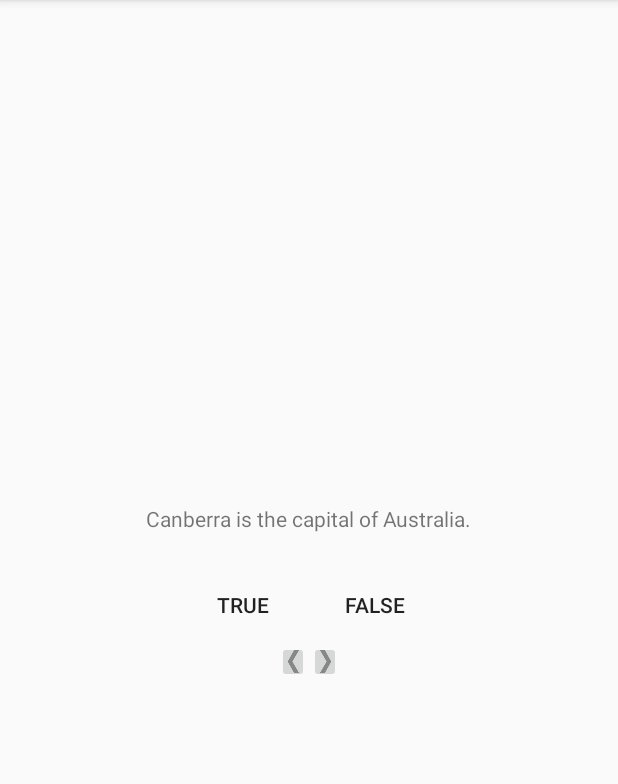
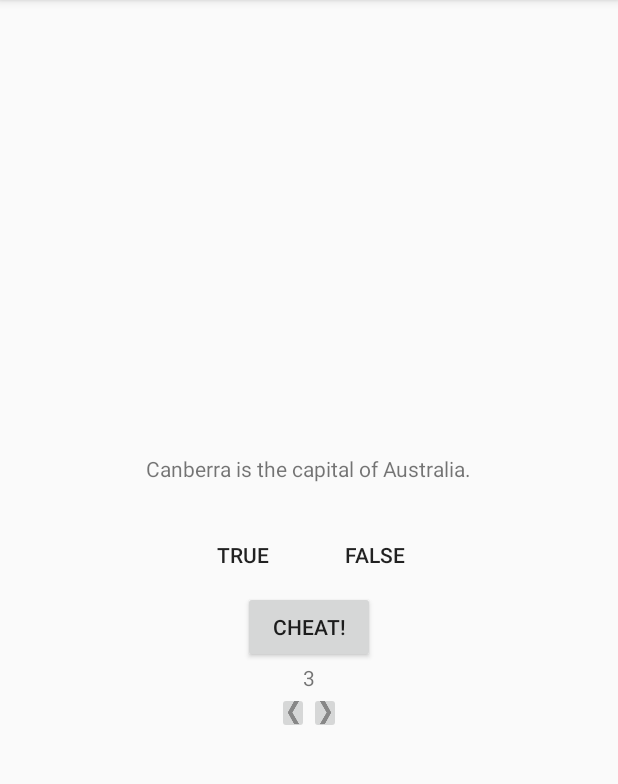
Before and after one commit to plumhly/Android_Ex, an Android app: the screen it shows after launch (QuizActivity), on a phone screen of 412 x 824 dp, the part 84-868 px from its top. Run offline under Robolectric (Android 15) with nearby library versions, the phone set to English and light mode, and no system bars.

Commit message:
完成quiz

```diff
--- a/Quiz/app/src/main/AndroidManifest.xml
+++ b/Quiz/app/src/main/AndroidManifest.xml
@@ -16,6 +16,7 @@
                 <category android:name="android.intent.category.LAUNCHER" />
             </intent-filter>
         </activity>
+        <activity android:name=".CheatActivity"></activity>
     </application>
 
 </manifest>
--- a/Quiz/app/src/main/java/com/example/plum/quiz/QuizActivity.java
+++ b/Quiz/app/src/main/java/com/example/plum/quiz/QuizActivity.java
@@ -1,5 +1,8 @@
 package com.example.plum.quiz;
 
+import android.app.Activity;
+import android.content.Intent;
+import android.support.annotation.Nullable;
 import android.support.v7.app.AppCompatActivity;
 import android.os.Bundle;
 import android.util.Log;
@@ -9,6 +12,9 @@ import android.widget.ImageButton;
 import android.widget.TextView;
 import android.widget.Toast;
 
+import java.util.HashMap;
+import java.util.Map;
+
 import static com.example.plum.quiz.R.layout.activity_quiz;
 
 public class QuizActivity extends AppCompatActivity {
@@ -17,9 +23,16 @@ public class QuizActivity extends AppCompatActivity {
     private Button mFalseButton;
     private ImageButton mNextButton;
     private ImageButton mPreButton;
+    private Button mCheatButton;
+    private TextView mCheatNumberTextView;
+    private boolean mIsCheater;
+    private Integer mCheatNumber = 3;
 
     private static final String TAG = "QuizActivity";
     private static final String KEY_INDEX = "index";
+    private static final String KEY_CHEAT = "cheat";
+    private static final String KEY_CHEAT_NUMBER = "cheat_number";
+    private static final int REQUEST_CODE_CHEAT = 0;
 
     private TextView mQuestionTextView;
 
@@ -32,6 +45,18 @@ public class QuizActivity extends AppCompatActivity {
             new Question(R.string.question_asia, true)
     };
 
+
+//    private Map<Integer, Boolean> mCheatRecord = new HashMap<Integer, Boolean>() {
+//        {
+//            put(R.string.question_australia, false);
+//            put(R.string.question_oceans, false);
+//            put(R.string.question_mideast, false);
+//            put(R.string.question_africa, false);
+//            put(R.string.question_australia, false);
+//            put(R.string.question_asia, false);
+//        }
+//    } ;
+
     private int mCurrentIndex = 0;
 
 
@@ -42,6 +67,8 @@ public class QuizActivity extends AppCompatActivity {
         setContentView(activity_quiz);
         if (savedInstanceState != null) {
             mCurrentIndex = savedInstanceState.getInt(KEY_INDEX);
+            mIsCheater = savedInstanceState.getBoolean(KEY_CHEAT);
+            mCheatNumber = savedInstanceState.getInt(KEY_CHEAT_NUMBER);
         }
 
         mTrueButton = findViewById(R.id.true_button);
@@ -79,6 +106,7 @@ public class QuizActivity extends AppCompatActivity {
             @Override
             public void onClick(View view) {
                 mCurrentIndex = (mCurrentIndex + 1) % mQuestionBank.length;
+                mIsCheater = false;
                 updateQuestion();
                 changeButtonStatus(true);
             }
@@ -96,6 +124,18 @@ public class QuizActivity extends AppCompatActivity {
 
 
         updateQuestion();
+
+        mCheatButton = findViewById(R.id.cheat_button);
+        mCheatButton.setOnClickListener(new View.OnClickListener() {
+            @Override
+            public void onClick(View view) {
+                boolean answer = mQuestionBank[mCurrentIndex].isAnswerTrue();
+                Intent intent = CheatActivity.newIntent(QuizActivity.this, answer);
+                startActivityForResult(intent, REQUEST_CODE_CHEAT);
+            }
+        });
+        mCheatNumberTextView = findViewById(R.id.cheat_number);
+        setCheatInfo();
     }
 
     @Override
@@ -133,6 +173,26 @@ public class QuizActivity extends AppCompatActivity {
         super.onSaveInstanceState(outState);
         Log.d(TAG, "onSaveInstanceState");
         outState.putInt(KEY_INDEX, mCurrentIndex);
+        outState.putSerializable(KEY_CHEAT, mIsCheater);
+        outState.putSerializable(KEY_CHEAT_NUMBER, mCheatNumber);
+    }
+
+    @Override
+    protected void onActivityResult(int requestCode, int resultCode, @Nullable Intent data) {
+        super.onActivityResult(requestCode, resultCode, data);
+        if (resultCode != Activity.RESULT_OK) {
+            return;
+        }
+        if (requestCode == REQUEST_CODE_CHEAT) {
+            if (data == null) {
+                return;
+            }
+            mIsCheater = CheatActivity.wasAnswerShown(data);
+            if (mIsCheater) {
+                mCheatNumber--;
+            }
+            setCheatInfo();
+        }
     }
 
     private void updateQuestion() {
@@ -141,13 +201,22 @@ public class QuizActivity extends AppCompatActivity {
 
     }
 
+    private void setCheatInfo() {
+        mCheatButton.setEnabled(mCheatNumber > 0);
+        mCheatNumberTextView.setText(mCheatNumber.toString());
+    }
+
     private void checkAnswer(boolean userPressedTrue) {
         boolean answerIsTrue = mQuestionBank[mCurrentIndex].isAnswerTrue();
         int messageResId = 0;
-        if (userPressedTrue == answerIsTrue) {
-            messageResId = R.string.correct_toast;
+        if (mIsCheater) {
+            messageResId = R.string.judgment_toast;
         } else {
-            messageResId = R.string.incorrect_toast;
+            if (userPressedTrue == answerIsTrue) {
+                messageResId = R.string.correct_toast;
+            } else {
+                messageResId = R.string.incorrect_toast;
+            }
         }
         Toast.makeText(this, messageResId, Toast.LENGTH_SHORT).show();
         changeButtonStatus(false);
--- a/Quiz/app/src/main/res/layout-land/activity_quiz.xml
+++ b/Quiz/app/src/main/res/layout-land/activity_quiz.xml
@@ -1,5 +1,6 @@
 <?xml version="1.0" encoding="utf-8"?>
 <FrameLayout xmlns:android="http://schemas.android.com/apk/res/android"
+    xmlns:tools="http://schemas.android.com/tools"
     android:layout_width="match_parent"
     android:layout_height="match_parent">
     <TextView
@@ -28,12 +29,25 @@
             android:layout_height="wrap_content"
             android:text="@string/false_button" />
     </LinearLayout>
+    <Button
+        android:id="@+id/cheat_button"
+        android:layout_width="wrap_content"
+        android:layout_height="wrap_content"
+        android:text="@string/cheat_button"
+        android:layout_gravity="bottom|center_horizontal"
+        android:layout_marginBottom="70dp"/>
+    <TextView
+        android:id="@+id/cheat_number"
+        android:layout_width="wrap_content"
+        android:layout_gravity="center_horizontal|bottom"
+        android:layout_height="wrap_content"
+        android:layout_marginBottom="50dp"/>
     <LinearLayout
         android:layout_width="wrap_content"
         android:layout_height="wrap_content"
         android:orientation="horizontal"
         android:layout_gravity="bottom|center_horizontal"
-        android:layout_marginBottom="50dp">
+        android:layout_marginBottom="20dp">
         <ImageButton
             android:layout_width="wrap_content"
             android:layout_height="wrap_content"
--- a/Quiz/app/src/main/res/layout/activity_quiz.xml
+++ b/Quiz/app/src/main/res/layout/activity_quiz.xml
@@ -28,6 +28,15 @@
             android:layout_height="wrap_content"
             android:text="@string/false_button" />
     </LinearLayout>
+    <Button
+        android:id="@+id/cheat_button"
+        android:layout_width="wrap_content"
+        android:layout_height="wrap_content"
+        android:text="@string/cheat_button"/>
+    <TextView
+        android:id="@+id/cheat_number"
+        android:layout_width="wrap_content"
+        android:layout_height="wrap_content" />
     <LinearLayout
         android:layout_width="wrap_content"
         android:layout_height="wrap_content"
@@ -45,4 +54,5 @@
             android:id="@+id/next_button"
             android:padding="4dp"/>
     </LinearLayout>
+
 </LinearLayout>
--- a/Quiz/app/src/main/res/values/strings.xml
+++ b/Quiz/app/src/main/res/values/strings.xml
@@ -11,4 +11,8 @@
     <string name="question_africa">The source of the Nile River is in Egypt.</string>
     <string name="question_americas">The Amazon River is the longest river in the Americas.</string>
     <string name="question_asia">Lake Baikal is the world\'s oldest and deepest freshwater lake.</string>
+    <string name="cheat_button">CHEAT!</string>
+    <string name="warning_text">Are you sure you want to do this?</string>
+    <string name="show_answer_button">SHOW ANSWER</string>
+    <string name="judgment_toast">Cheating is wrong.</string>
 </resources>
```
Also changed, not shown: Quiz/app/src/main/java/com/example/plum/quiz/CheatActivity.java (added, +97 -0 lines), Quiz/app/src/main/res/layout/activity_cheat.xml (added, +30 -0 lines).
